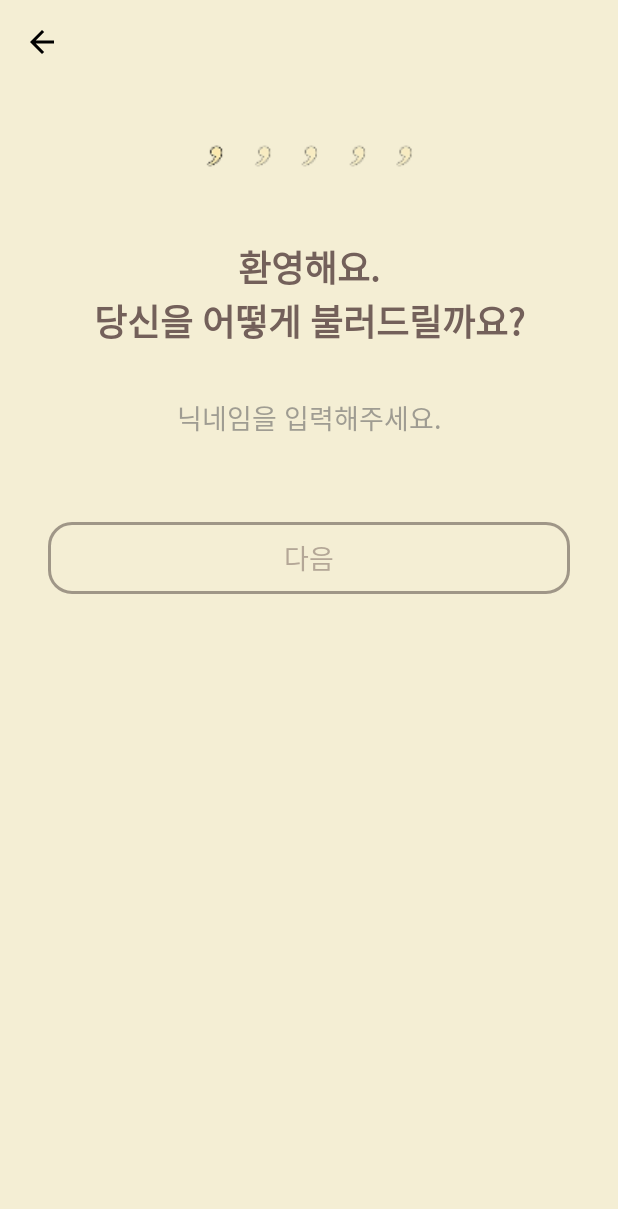
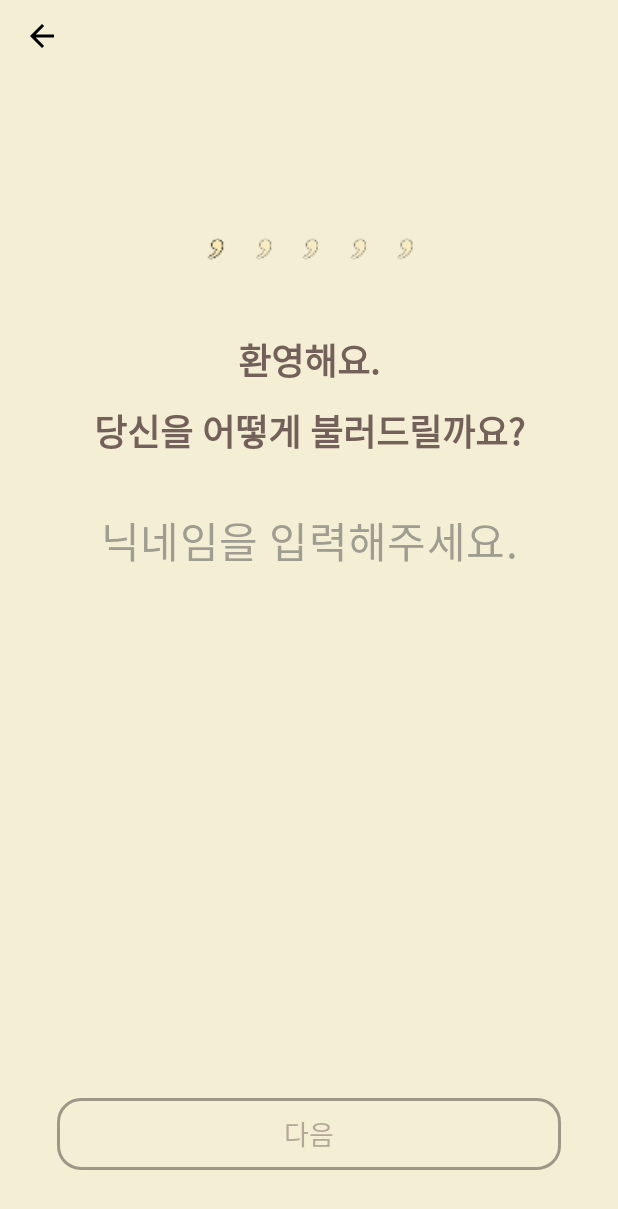
Before and after one commit to 2025-NOGOROK/FE, an Android app: the RegisterInputNameActivity screen opened directly, with no data from a screen before it, on a phone screen of 412 x 824 dp. Shown: the top 1209 px of the screen. Run offline under Robolectric (Android 15) with nearby library versions, the phone set to English and light mode, and no system bars.

Commit message:
🎨Design: 회원가입 닉네임 입력 화면 ConstraintLayout 리팩토링 및 키보드 대응
- activity_register_input_name.xml을 LinearLayout에서 ConstraintLayout으로 전환
- 다음 버튼을 하단에 고정하고, 키보드가 올라올 때 버튼이 자동으로 따라 올라오도록 구조 개선
- EditText(닉네임 입력) 크기, 위치, 스타일 피그마 디자인에 맞게 조정
- AndroidManifest.xml에 RegisterInputNameActivity에 windowSoftInputMode="adjustResize" 옵션 추가

```diff
--- a/app/src/main/AndroidManifest.xml
+++ b/app/src/main/AndroidManifest.xml
@@ -13,7 +13,9 @@
         android:theme="@style/Theme.NOGOROK"
         tools:targetApi="31">
 
-        <activity android:name=".RegisterInputNameActivity"/>
+
+        <activity android:name=".RegisterInputNameActivity"
+            android:windowSoftInputMode="adjustResize" />
         <activity android:name=".RegisterInputBirthGenderActivity"/>
         <activity android:name=".RegisterInputPasswordActivity"/>
         <activity android:name=".RegisterInputEmailActivity"/>
--- a/app/src/main/res/layout/activity_register_input_name.xml
+++ b/app/src/main/res/layout/activity_register_input_name.xml
@@ -1,26 +1,23 @@
 <?xml version="1.0" encoding="utf-8"?>
-<LinearLayout
+<androidx.constraintlayout.widget.ConstraintLayout
     xmlns:android="http://schemas.android.com/apk/res/android"
     xmlns:app="http://schemas.android.com/apk/res-auto"
     android:layout_width="match_parent"
     android:layout_height="match_parent"
-    android:orientation="vertical"
     android:background="#F4EED4">
 
     <!-- 툴바: 뒤로가기 -->
-    <FrameLayout
-        android:layout_width="match_parent"
-        android:layout_height="56dp">
     <ImageButton
         android:id="@+id/btnBack"
         android:layout_width="48dp"
         android:layout_height="48dp"
         android:src="@drawable/ic_arrow_back"
         android:background="?attr/selectableItemBackgroundBorderless"
-            android:layout_gravity="start|center_vertical"
         android:contentDescription="뒤로가기"
-            android:layout_marginStart="4dp"/>
-    </FrameLayout>
+        app:layout_constraintTop_toTopOf="parent"
+        app:layout_constraintStart_toStartOf="parent"
+        android:layout_marginStart="4dp"
+        android:layout_marginTop="0dp"/>
 
     <!-- 쉼표 이미지 -->
     <ImageView
@@ -28,44 +25,53 @@
         android:layout_width="159dp"
         android:layout_height="32dp"
         android:src="@drawable/register_comma_1"
-        android:layout_gravity="center_horizontal"
-        android:layout_marginTop="32dp"
-        android:contentDescription="진행 표시"/>
+        android:contentDescription="진행 표시"
+        app:layout_constraintTop_toTopOf="parent"
+        app:layout_constraintStart_toStartOf="parent"
+        app:layout_constraintEnd_toEndOf="parent"
+        android:layout_marginTop="150dp"/>
 
     <!-- 안내문구 -->
     <TextView
-        android:layout_width="match_parent"
-        android:layout_height="wrap_content"
+        android:id="@+id/tvTitle"
+        android:layout_width="336dp"
+        android:layout_height="80dp"
         android:text="환영해요.\n당신을 어떻게 불러드릴까요?"
         android:textColor="#73605A"
         android:textSize="24sp"
         android:textStyle="bold"
         android:gravity="center"
+        android:lineSpacingExtra="11dp"
+        app:layout_constraintTop_toBottomOf="@id/imgComma"
+        app:layout_constraintStart_toStartOf="parent"
+        app:layout_constraintEnd_toEndOf="parent"
         android:layout_marginTop="40dp"/>
 
     <!-- 닉네임 입력 -->
     <EditText
         android:id="@+id/edtName"
-        android:layout_width="match_parent"
-        android:layout_height="48dp"
-        android:layout_marginStart="32dp"
-        android:layout_marginEnd="32dp"
+        android:layout_width="336dp"
+        android:layout_height="69dp"
         android:layout_marginTop="24dp"
         android:background="@null"
         android:hint="닉네임을 입력해주세요."
-        android:textColor="#FF000000"
+        android:textColor="#222222"
         android:textColorHint="#99666666"
+        android:textSize="28sp"
         android:gravity="center"
-        android:padding="12dp"/>
+        android:letterSpacing="0.01"
+        app:layout_constraintTop_toBottomOf="@id/tvTitle"
+        app:layout_constraintStart_toStartOf="parent"
+        app:layout_constraintEnd_toEndOf="parent"/>
 
-    <!-- 다음 버튼 -->
+    <!-- 다음 버튼: 하단 고정 -->
     <com.google.android.material.button.MaterialButton
         android:id="@+id/btnNext"
-        android:layout_width="match_parent"
+        android:layout_width="0dp"
         android:layout_height="56dp"
-        android:layout_marginTop="40dp"
-        android:layout_marginStart="32dp"
-        android:layout_marginEnd="32dp"
+        android:layout_marginStart="38dp"
+        android:layout_marginEnd="38dp"
+        android:layout_marginBottom="40dp"
         android:backgroundTint="#F4EED4"
         android:text="다음"
         android:textColor="#8073605A"
@@ -73,5 +79,8 @@
         app:cornerRadius="16dp"
         app:strokeWidth="2dp"
         app:strokeColor="#804D403C"
-        android:enabled="false"/>
-</LinearLayout>
+        android:enabled="false"
+        app:layout_constraintBottom_toBottomOf="parent"
+        app:layout_constraintStart_toStartOf="parent"
+        app:layout_constraintEnd_toEndOf="parent"/>
+</androidx.constraintlayout.widget.ConstraintLayout>
```
Lines whose indentation alone changed are shown as unchanged.
